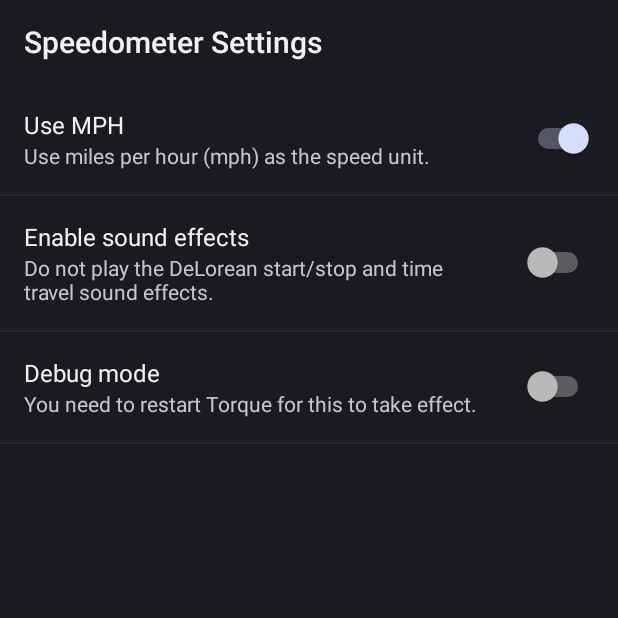
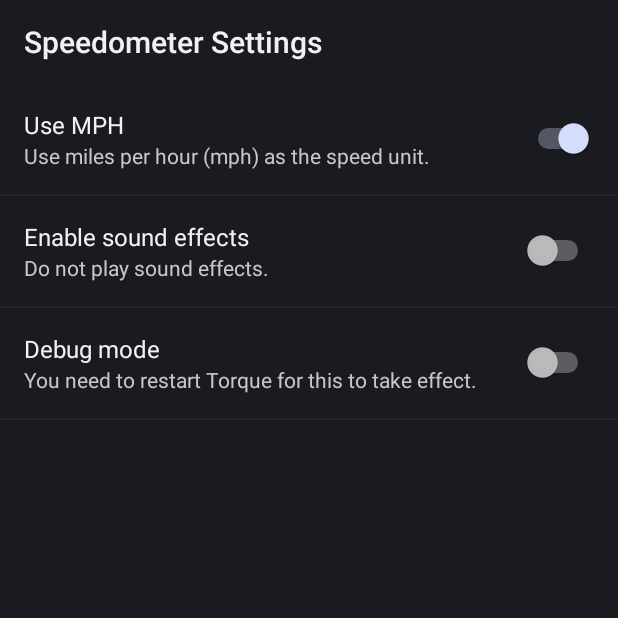
Before and after one commit to outadoc/DeLorean-Speedometer, an Android app: the SettingsActivity screen opened directly, with no data from a screen before it, after a tap on "Enable sound effects", on a phone screen of 412 x 824 dp, the top half of it. Run offline under Robolectric (Android 15) with nearby library versions, the phone set to English and light mode, and no system bars; 1 other tap on this screen came first.

```diff
--- a/app/src/main/res/values/strings.xml
+++ b/app/src/main/res/values/strings.xml
@@ -1,7 +1,7 @@
 <?xml version="1.0" encoding="utf-8"?>
 <resources>
 
-	<string name="app_name">DMC12 Speedometer</string>
+	<string name="app_name">DeLorean Speedometer</string>
 	<string name="pref_title">Speedometer Settings</string>
 
 	<string name="pref_use_mph_title">Use MPH</string>
@@ -9,7 +9,7 @@
 	<string name="pref_use_mph_summary_off">Use kilometers per hour (km/h) as the speed unit.</string>
 	<string name="pref_sounds_title">Enable sound effects</string>
 	<string name="pref_sounds_summary_on">Play the DeLorean start/stop and time travel sound effects.</string>
-	<string name="pref_sounds_summary_off">Do not play the DeLorean start/stop and time travel sound effects.</string>
+	<string name="pref_sounds_summary_off">Do not play sound effects.</string>
 	<string name="pref_debug_title">Debug mode</string>
 	<string name="pref_restart_summary">You need to restart Torque for this to take effect.</string>
 
```
Also changed, not shown: 1 other file.
